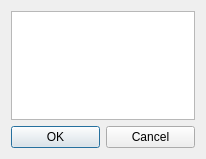
This is src/SelectItemDialog.ui in soramimi/Guitar as Qt 5 draws it before an edit. The edited form follows.
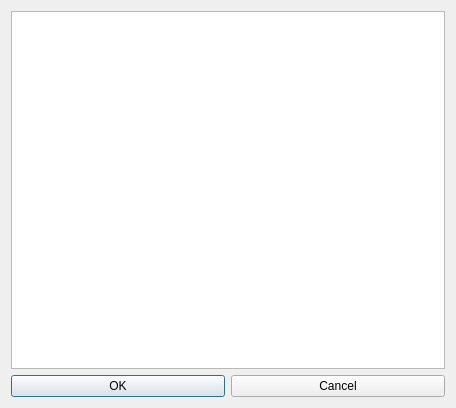
This is the edited form.

Diff of the .ui file:
```diff
--- a/src/SelectItemDialog.ui
+++ b/src/SelectItemDialog.ui
@@ -6,8 +6,8 @@
    <rect>
     <x>0</x>
     <y>0</y>
-    <width>206</width>
-    <height>159</height>
+    <width>456</width>
+    <height>408</height>
    </rect>
   </property>
   <property name="windowTitle">
```
